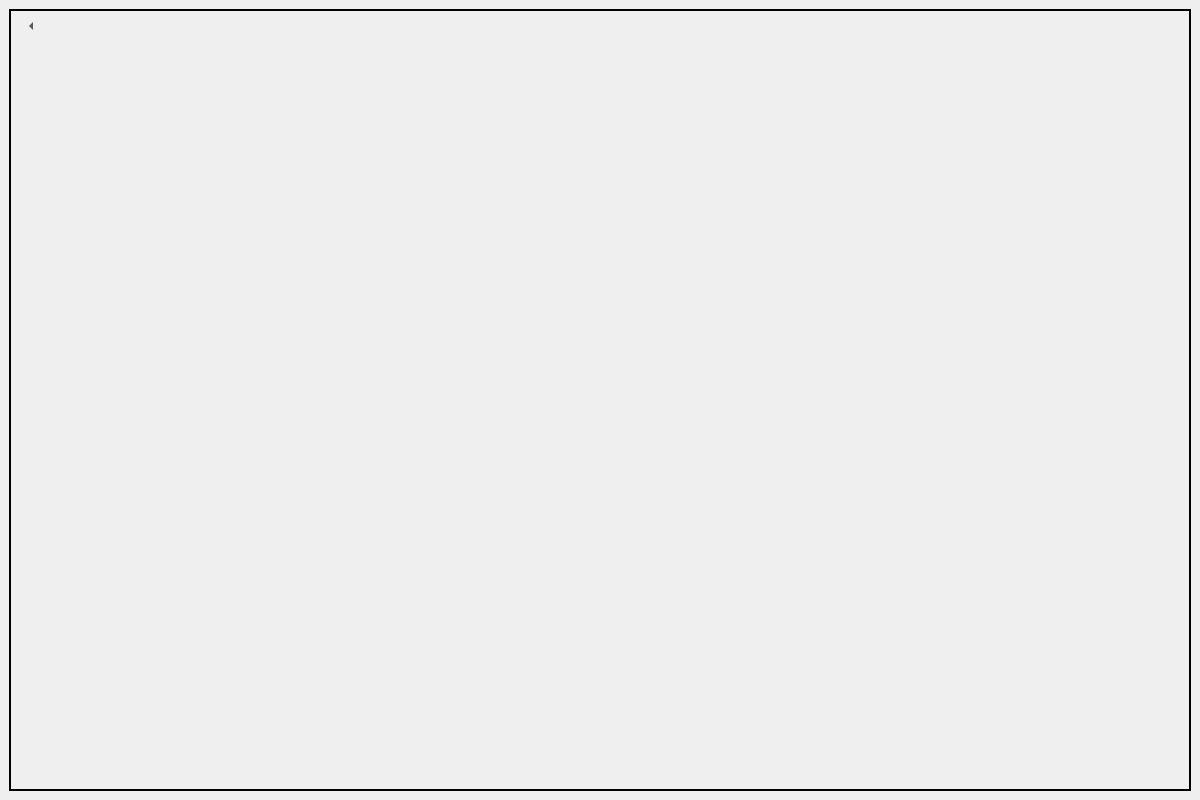
Old version of the form mainwindow.ui in the repository CCC-Engineering-Renaissance/MainUI_26.
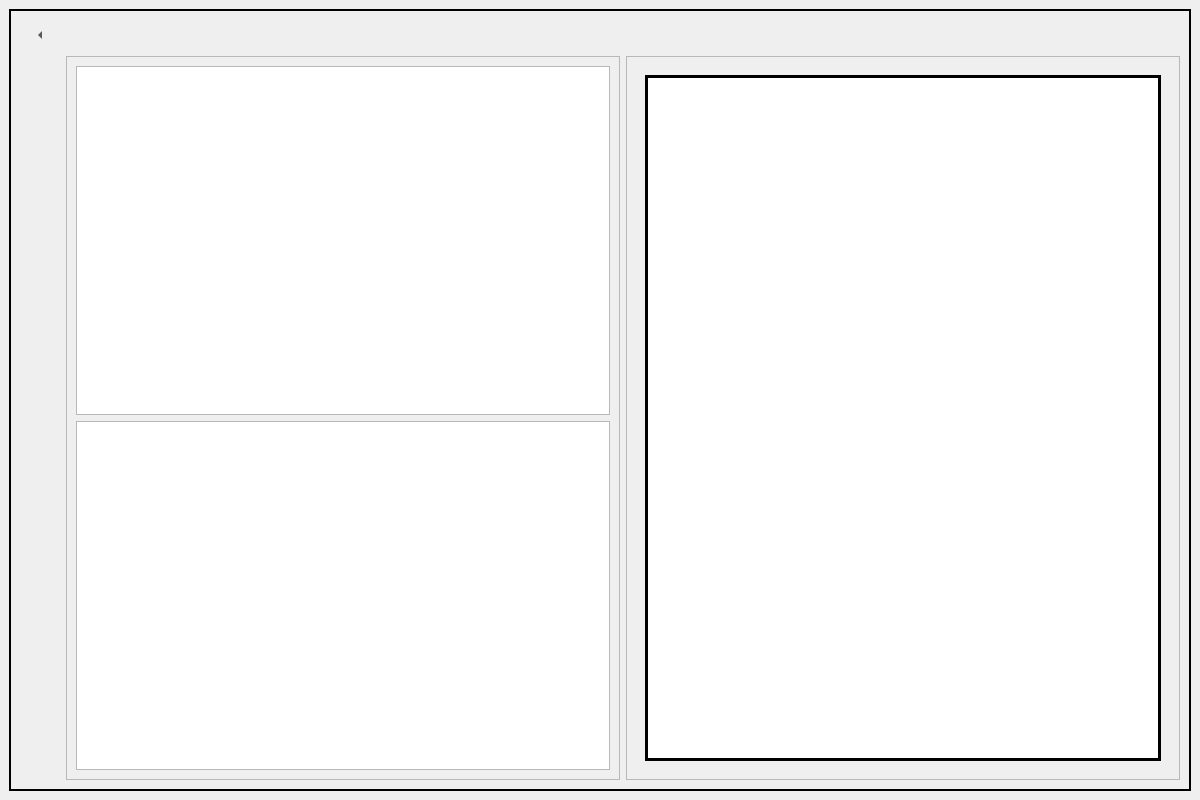
New version of the form. The open tabs and pages were chosen to show the change. Icons and pictures are not drawn. Custom widgets are drawn as their Qt base class.

Commit message: fixed merge conflicts and added float page

What changed in the file:
```diff
--- a/mainwindow.ui
+++ b/mainwindow.ui
@@ -1883,15 +1883,9 @@
        </layout>
       </widget>
       <widget class="QWidget" name="floatPage">
+       <layout class="QGridLayout" name="gridLayout_7">
+        <item row="0" column="0">
        <widget class="QToolButton" name="homePageButton_5">
-        <property name="geometry">
-         <rect>
-          <x>0</x>
-          <y>0</y>
-          <width>40</width>
-          <height>30</height>
-         </rect>
-        </property>
         <property name="minimumSize">
          <size>
           <width>40</width>
@@ -1925,6 +1919,81 @@
          <enum>Qt::ArrowType::LeftArrow</enum>
         </property>
        </widget>
+        </item>
+        <item row="1" column="1">
+         <widget class="QFrame" name="frame_3">
+          <property name="frameShape">
+           <enum>QFrame::Shape::StyledPanel</enum>
+          </property>
+          <property name="frameShadow">
+           <enum>QFrame::Shadow::Raised</enum>
+          </property>
+          <layout class="QVBoxLayout" name="verticalLayout_3">
+           <item>
+            <widget class="QListView" name="listView"/>
+           </item>
+           <item>
+            <widget class="QListWidget" name="listWidget"/>
+           </item>
+          </layout>
+         </widget>
+        </item>
+        <item row="1" column="2">
+         <widget class="QFrame" name="frame_4">
+          <property name="frameShape">
+           <enum>QFrame::Shape::StyledPanel</enum>
+          </property>
+          <property name="frameShadow">
+           <enum>QFrame::Shadow::Raised</enum>
+          </property>
+          <layout class="QGridLayout" name="gridLayout_8">
+           <item row="0" column="0">
+            <widget class="QStackedWidget" name="stackedWidget_2">
+             <widget class="QWidget" name="pressure_chart_page">
+              <layout class="QGridLayout" name="gridLayout_9">
+               <item row="0" column="0">
+                <widget class="QChartView" name="pressureChart">
+                 <property name="frameShape">
+                  <enum>QFrame::Shape::Box</enum>
+                 </property>
+                 <property name="frameShadow">
+                  <enum>QFrame::Shadow::Plain</enum>
+                 </property>
+                 <property name="lineWidth">
+                  <number>3</number>
+                 </property>
+                 <property name="midLineWidth">
+                  <number>0</number>
+                 </property>
+                 <property name="backgroundBrush">
+                  <brush brushstyle="SolidPattern">
+                   <color alpha="255">
+                    <red>39</red>
+                    <green>76</green>
+                    <blue>98</blue>
+                   </color>
+                  </brush>
+                 </property>
+                 <property name="foregroundBrush">
+                  <brush brushstyle="CrossPattern">
+                   <color alpha="255">
+                    <red>137</red>
+                    <green>228</green>
+                    <blue>159</blue>
+                   </color>
+                  </brush>
+                 </property>
+                </widget>
+               </item>
+              </layout>
+             </widget>
+             <widget class="QWidget" name="depth_chart_page"/>
+            </widget>
+           </item>
+          </layout>
+         </widget>
+        </item>
+       </layout>
       </widget>
       <widget class="QWidget" name="settingsPage">
        <widget class="QToolButton" name="homePageButton_6">
@@ -1975,6 +2044,13 @@
    </layout>
   </widget>
  </widget>
+ <customwidgets>
+  <customwidget>
+   <class>QChartView</class>
+   <extends>QGraphicsView</extends>
+   <header location="global">QtCharts/QChartView</header>
+  </customwidget>
+ </customwidgets>
  <resources/>
  <connections/>
 </ui>
```
Lines whose indentation alone changed are shown as unchanged. The commit also changes 1 other file.
